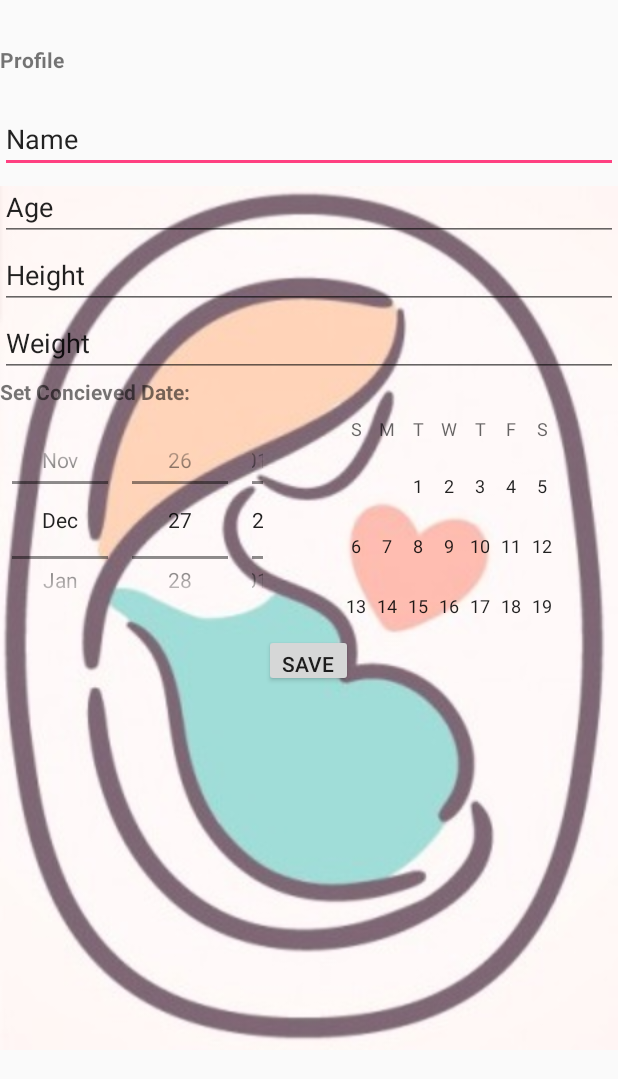
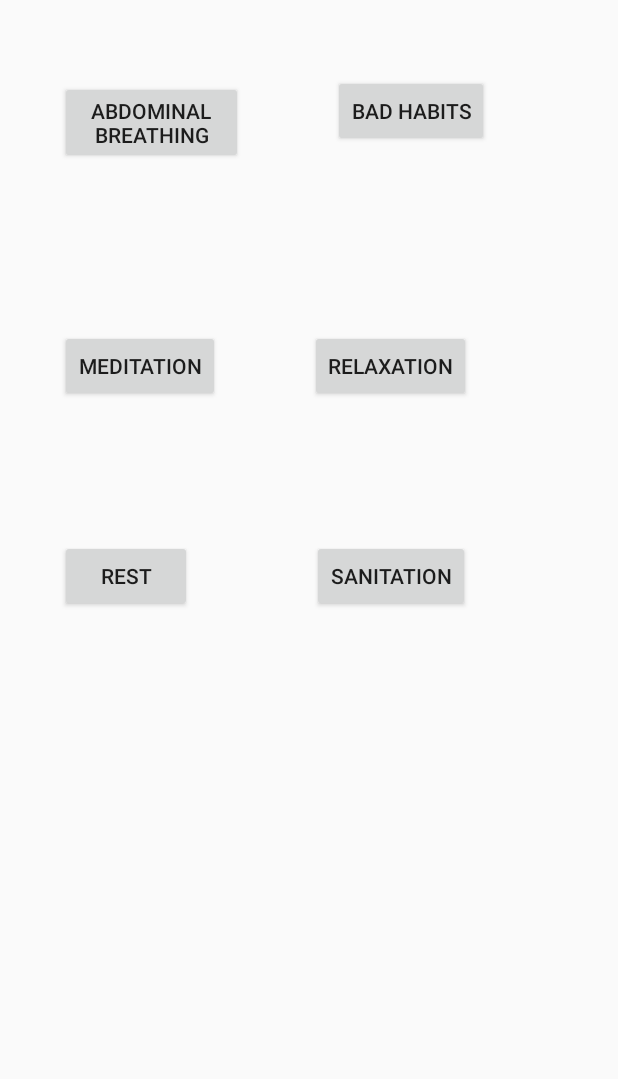
Before and after one commit to TinGit/PregVeda, an Android app: the screen it shows after launch (MainActivity), on a phone screen of 412 x 824 dp. Shown: the top 1079 px of the screen. Run offline under Robolectric (Android 15) with nearby library versions, the phone set to English and light mode, and no system bars.

Commit message:
life st added

```diff
--- a/app/build.gradle
+++ b/app/build.gradle
@@ -24,4 +24,5 @@ dependencies {
     compile fileTree(dir: 'libs', include: ['*.jar'])
     testCompile 'junit:junit:4.12'
     compile 'com.android.support:design:23.1.0'
+    compile 'com.readystatesoftware.sqliteasset:sqliteassethelper:+'
 }
--- a/app/src/main/java/com/pregveda/devfest/pregveda/MainActivity.java
+++ b/app/src/main/java/com/pregveda/devfest/pregveda/MainActivity.java
@@ -5,19 +5,35 @@ import android.os.Bundle;
 import android.view.View;
 import android.view.Menu;
 import android.view.MenuItem;
+import android.widget.Button;
 import android.widget.ImageButton;
 import android.support.design.widget.FloatingActionButton;
 import android.support.design.widget.Snackbar;
 import android.support.v7.app.AppCompatActivity;
 import android.support.v7.widget.Toolbar;
+import android.widget.TextView;
+
+import org.w3c.dom.Text;
+
 public class MainActivity extends AppCompatActivity {
 
     ImageButton imageButton;
+    Button btnRest;
+    Button btnAbd;
+    Button btnRelax;
+  //public TextView txtAbd;
+    public Text txtA;
     @Override
     protected void onCreate(Bundle savedInstanceState) {
         super.onCreate(savedInstanceState);
-        setContentView(R.layout.profile);
-     //   Toolbar toolbar = (Toolbar) findViewById(R.id.toolbar);
+        setContentView(R.layout.lifestyle);
+        btnRest = (Button) findViewById(R.id.rest);
+        btnAbd = (Button) findViewById(R.id.abdominal);
+        btnRelax=(Button) findViewById(R.id.relaxation);
+        //txtAbd= (TextView) findViewById(R.id.abdominal_text);
+   //     txtA= (Text) findViewById(R.id.abdominal_text);
+ //       txtA.setTextContent("Jela Ras");
+//        txtAbd.setText("This is a test text for Abdominal Breathing");
      //   imageButton = (ImageButton) findViewById(R.id.imageButton);
      //   setSupportActionBar(toolbar);
 
@@ -36,8 +52,32 @@ public class MainActivity extends AppCompatActivity {
 
             }
         });*/
+
+        btnRest.setOnClickListener(new View.OnClickListener() {
+            @Override
+            public void onClick(View v) {
+               setContentView(R.layout.rest);
+            }
+        });
+        btnAbd.setOnClickListener(new View.OnClickListener() {
+            @Override
+            public void onClick(View v) {
+               //txtAbd.setText("This is a test text for Abdominal Breathing");
+                setContentView(R.layout.abdominal_breathing);
+            }
+        });
+
+       // txtAbd.setText("This is a test text for Abdominal Breathing");
+
+
+        btnRelax.setOnClickListener(new View.OnClickListener() {
+            @Override
+            public void onClick(View v) {
+                //txtAbd.setText("This is a test text for Abdominal Breathing");
+                setContentView(R.layout.relaxation);
+            }
+        });
     }
-
     @Override
     public boolean onCreateOptionsMenu(Menu menu) {
         // Inflate the menu; this adds items to the action bar if it is present.
--- a/app/src/main/res/layout/lifestyle.xml
+++ b/app/src/main/res/layout/lifestyle.xml
@@ -19,14 +19,14 @@
             android:layout_width="122dp"
             android:layout_height="wrap_content"
             android:text="Abdominal Breathing"
-            android:id="@+id/button2"
+            android:id="@+id/abdominal"
             android:layout_marginLeft="40dp" />
 
         <Button
             android:layout_width="wrap_content"
             android:layout_height="wrap_content"
             android:text="Bad Habits"
-            android:id="@+id/button4"
+            android:id="@+id/bad"
             android:layout_marginLeft="60dp" />
 
 
@@ -46,14 +46,14 @@
             android:layout_width="wrap_content"
             android:layout_height="wrap_content"
             android:text="Meditation"
-            android:id="@+id/button3"
+            android:id="@+id/meditation"
             android:layout_marginLeft="40dp" />
 
         <Button
             android:layout_width="wrap_content"
             android:layout_height="wrap_content"
             android:text="Relaxation"
-            android:id="@+id/button5"
+            android:id="@+id/relaxation"
             android:layout_marginLeft="60dp" />
     </LinearLayout>
 
@@ -71,7 +71,7 @@
             android:layout_width="wrap_content"
             android:layout_height="wrap_content"
             android:text="Rest"
-            android:id="@+id/button6"
+            android:id="@+id/rest"
             android:layout_marginLeft="40dp" />
 
         <Button
```
Also changed, not shown: app/src/main/res/layout/abdominal_breathing.xml (added, +17 -0 lines), app/src/main/res/layout/relaxation.xml (added, +13 -0 lines), app/src/main/res/layout/rest.xml (added, +20 -0 lines), app/src/main/res/drawable/rest.gif (added).
